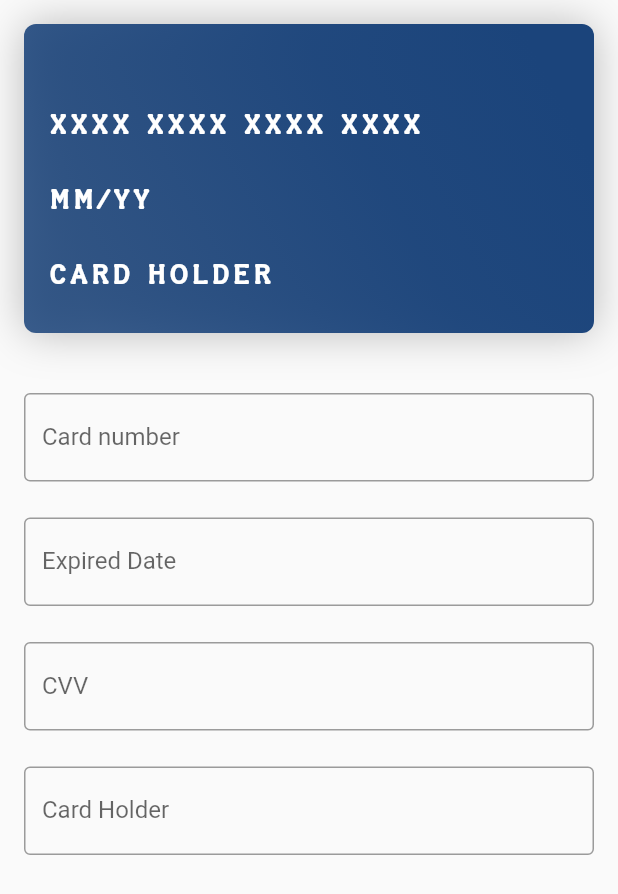
After one commit to agilejune/flutter-creditCard, a Flutter app: the screen it shows after launch, on a phone screen of 412 x 824 dp. The commit adds this screen. Shown: the top 894 px of the screen. Run offline on Flutter 3.47's test engine with Material 2 defaults, Android fonts, the phone set to English and light mode, and no system bars.

Commit message:
credit card form support added

```diff
--- /dev/null
+++ b/lib/credit_card_form.dart
@@ -0,0 +1,178 @@
+import 'package:flutter/material.dart';
+import 'package:flutter/widgets.dart';
+import 'package:flutter_credit_card/flutter_credit_card.dart';
+
+class CreditCardForm extends StatefulWidget {
+  CreditCardForm({
+    Key key,
+    @required this.onCardNumber,
+    @required this.onExpireDate,
+    @required this.onCardHolderName,
+    @required this.onCVV,
+  }) : super(key: key);
+
+  final void Function(String) onCardNumber;
+  final void Function(String) onExpireDate;
+  final void Function(String) onCardHolderName;
+  final void Function(String) onCVV;
+
+  @override
+  _CreditCardFormState createState() => _CreditCardFormState();
+}
+
+class _CreditCardFormState extends State<CreditCardForm> {
+  String cardNumber = '';
+  String expiryDate = '';
+  String cardHolderName = '';
+  String cvvCode = '';
+
+  final MaskedTextController _cardNumberController =
+      MaskedTextController(mask: '0000 0000 0000 0000');
+  final TextEditingController _expiryDateController =
+      MaskedTextController(mask: '00/00');
+  final TextEditingController _cardHolderNameController =
+      TextEditingController();
+  final TextEditingController _cvvCodeController =
+      MaskedTextController(mask: '0000');
+
+  FocusNode cvvFocusNode = FocusNode();
+
+  bool isCvvFocused = false;
+
+  void textFieldFocusDidChange() {
+    setState(() {
+      isCvvFocused = cvvFocusNode.hasFocus;
+    });
+  }
+
+  @override
+  void initState() {
+    super.initState();
+
+    cvvFocusNode.addListener(textFieldFocusDidChange);
+
+    _cardNumberController.addListener(() {
+      setState(() {
+        cardNumber = _cardNumberController.text;
+        widget.onCardNumber(cardNumber);
+      });
+    });
+
+    _expiryDateController.addListener(() {
+      setState(() {
+        expiryDate = _expiryDateController.text;
+        widget.onExpireDate(expiryDate);
+      });
+    });
+
+    _cardHolderNameController.addListener(() {
+      setState(() {
+        cardHolderName = _cardHolderNameController.text;
+        widget.onCardHolderName(cardHolderName);
+      });
+    });
+
+    _cvvCodeController.addListener(() {
+      setState(() {
+        cvvCode = _cvvCodeController.text;
+        widget.onCVV(cvvCode);
+      });
+    });
+  }
+
+  @override
+  Widget build(BuildContext context) {
+    return Scaffold(
+      resizeToAvoidBottomInset: true,
+      body: SafeArea(
+        child: Column(
+          mainAxisSize: MainAxisSize.max,
+          crossAxisAlignment: CrossAxisAlignment.start,
+          children: <Widget>[
+            CreditCardWidget(
+              cardNumber: cardNumber,
+              expiryDate: expiryDate,
+              cardHolderName: cardHolderName,
+              cvvCode: cvvCode,
+              showBackView: isCvvFocused,
+            ),
+            Expanded(
+              child: SingleChildScrollView(
+                child: Form(
+                  child: Column(
+                    children: <Widget>[
+                      Container(
+                        padding: const EdgeInsets.symmetric(vertical: 8.0),
+                        margin:
+                            const EdgeInsets.only(left: 16, top: 16, right: 16),
+                        child: TextFormField(
+                          controller: _cardNumberController,
+                          decoration: InputDecoration(
+                            border: OutlineInputBorder(),
+                            labelText: 'Card number',
+                            hintText: 'xxxx xxxx xxxx xxxx',
+                          ),
+                          keyboardType: TextInputType.number,
+                          textInputAction: TextInputAction.next,
+                        ),
+                      ),
+                      Container(
+                        padding: const EdgeInsets.symmetric(vertical: 8.0),
+                        margin:
+                            const EdgeInsets.only(left: 16, top: 8, right: 16),
+                        child: TextFormField(
+                          controller: _expiryDateController,
+                          decoration: InputDecoration(
+                              border: OutlineInputBorder(),
+                              labelText: 'Expired Date',
+                              hintText: 'MM/YY'),
+                          keyboardType: TextInputType.number,
+                          textInputAction: TextInputAction.next,
+                        ),
+                      ),
+                      Container(
+                        padding: const EdgeInsets.symmetric(vertical: 8.0),
+                        margin:
+                            const EdgeInsets.only(left: 16, top: 8, right: 16),
+                        child: TextField(
+                          focusNode: cvvFocusNode,
+                          controller: _cvvCodeController,
+                          decoration: InputDecoration(
+                            border: OutlineInputBorder(),
+                            labelText: 'CVV',
+                            hintText: 'XXXX',
+                          ),
+                          keyboardType: TextInputType.number,
+                          textInputAction: TextInputAction.done,
+                          onChanged: (text) {
+                            setState(() {
+                              cvvCode = text;
+                            });
+                          },
+                        ),
+                      ),
+                      Container(
+                        padding: const EdgeInsets.symmetric(vertical: 8.0),
+                        margin:
+                            const EdgeInsets.only(left: 16, top: 8, right: 16),
+                        child: TextFormField(
+                          controller: _cardHolderNameController,
+                          decoration: InputDecoration(
+                            border: OutlineInputBorder(),
+                            labelText: 'Card Holder',
+                          ),
+                          keyboardType: TextInputType.text,
+                          textInputAction: TextInputAction.next,
+                        ),
+                      ),
+                    ],
+                  ),
+                ),
+              ),
+            ),
+          ],
+        ),
+      ),
+    );
+  }
+}
```
Also changed, not shown: example/lib/main.dart (+16 -152 lines), example/pubspec.lock, 1 other file.
